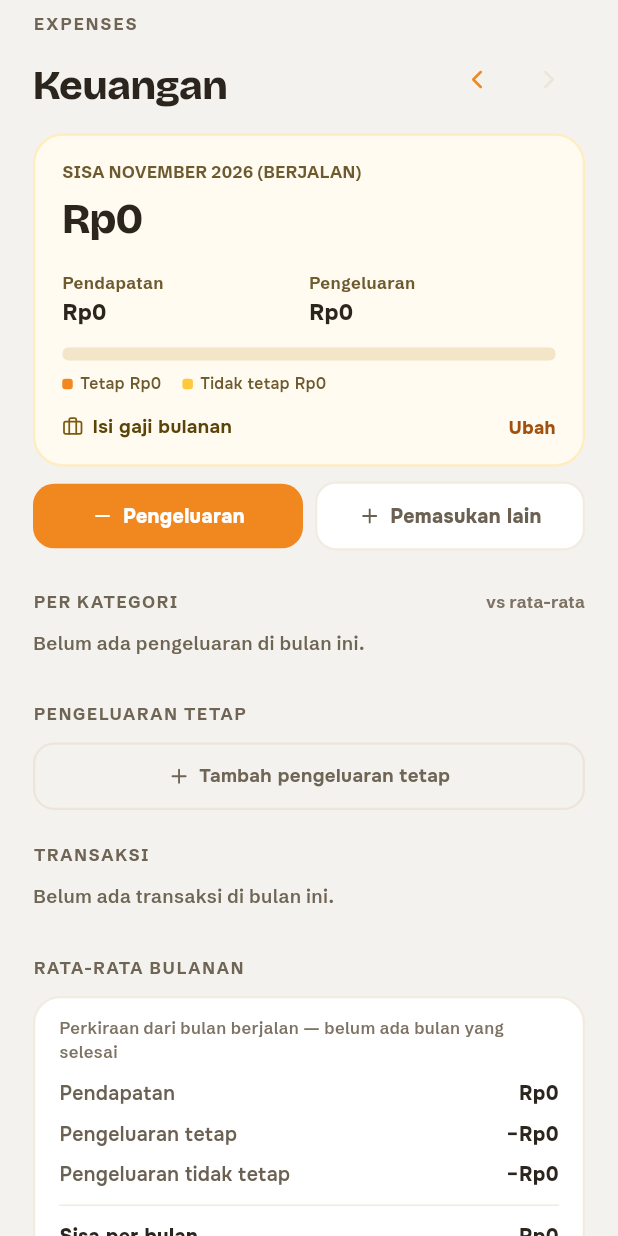
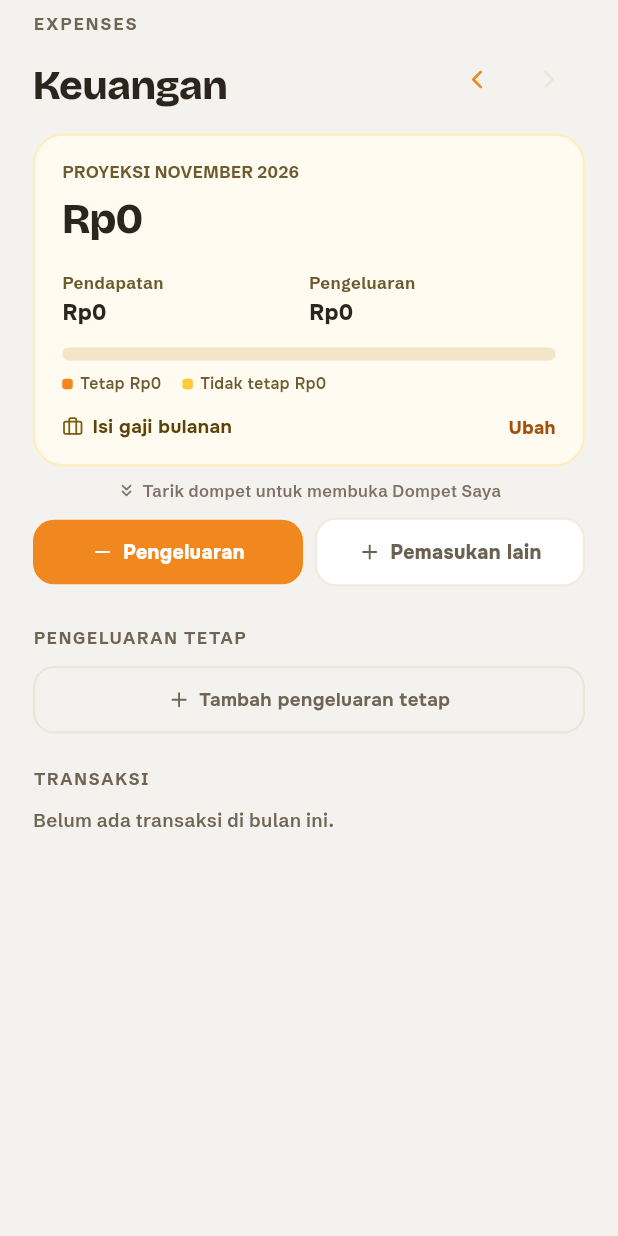
Before and after one commit to itsraziqsm/Daily-Track-App, a Flutter app: the FinanceTab widget shown alone on an empty page, opened directly, on a phone screen of 412 x 824 dp. Run offline on Flutter 3.47's test engine with Material 3 defaults, Android fonts, the phone set to English and light mode, and no system bars; our stand-ins replace flutter_local_notifications, lucide_icons_flutter, sqflite, timezone; accounts and stored records are empty.

Commit message:
Slim the Keuangan tab; pull the wallet to open Dompet Saya
The tab keeps the wallet card, the expense and income buttons, fixed
expenses, and transactions. Spending per category, the monthly
averages, and the savings balance with its projection move to a new
Dompet Saya screen, which opens with the real savings balance.

To reach it, pull the wallet down: the list bounces like
pull-to-refresh, the wallet drops away from the header, and a hint
turns from "Tarik" to "Lepaskan" past the threshold (with a haptic
tick). Releasing there springs it back and reveals a Dompet Saya
button under the card; the button hides again once used. A small line
under the card says the wallet can be pulled.

The wallet's label for the running month reads "Proyeksi <bulan>";
months already over keep "Sisa <bulan>", since their remainder is
final.

Verified on Flutter 3.41.6 and 3.47.7: analyze, and 41 tests; the
screen test drives the pull gesture (hint, no early reveal, button on
release, hidden after use) and the Dompet Saya page in light and dark.

Co-Authored-By: Claude Opus 5.5 <noreply@anthropic.com>
Claude-Session: https://claude.ai/code/session_01GGKUG9gwaFgtXdUEMvWaQS

```diff
--- a/lib/screens/finance_tab.dart
+++ b/lib/screens/finance_tab.dart
@@ -1,4 +1,5 @@
 import 'package:flutter/material.dart';
+import 'package:flutter/services.dart';
 import 'package:intl/intl.dart';
 import 'package:lucide_icons_flutter/lucide_icons.dart';
 import 'package:provider/provider.dart';
@@ -8,7 +9,8 @@ import '../providers/finance_provider.dart';
 import '../theme/app_theme.dart';
 import '../utils/number_format.dart';
 import '../widgets/finance_sheets.dart';
-import '../widgets/target_card.dart' show TargetProgressBar;
+import '../widgets/section_parts.dart';
+import 'wallet_screen.dart';
 
 /// Tab "Keuangan" — pendapatan dan pengeluaran per bulan, rata-rata
 /// historisnya, saldo tabungan, dan proyeksi tabungan per tahun.
@@ -22,6 +24,51 @@ class FinanceTab extends StatefulWidget {
 class _FinanceTabState extends State<FinanceTab> {
   Month? _month;
 
+  /// Jarak tarik (overscroll di puncak daftar) agar tombol Dompet Saya
+  /// muncul saat dilepas.
+  static const _pullThreshold = 80.0;
+
+  double _pull = 0;
+  bool _armed = false;
+  bool _walletButton = false;
+
+  /// Daftar yang ditarik melewati puncaknya (bounce) menggeser dompet turun.
+  /// Melepasnya setelah melewati ambang memunculkan tombol Dompet Saya.
+  bool _onScroll(ScrollNotification n) {
+    if (n.depth != 0) return false;
+    if (n is ScrollUpdateNotification) {
+      final pull = (-n.metrics.pixels).clamp(0.0, 400.0);
+      if (n.dragDetails != null) {
+        final armed = pull >= _pullThreshold;
+        if (armed && !_armed) HapticFeedback.selectionClick();
+        setState(() {
+          _pull = pull;
+          _armed = armed;
+        });
+      } else {
+        if (_armed) _reveal();
+        if (pull != _pull) setState(() => _pull = pull);
+      }
+    } else if (n is ScrollEndNotification) {
+      if (_armed) _reveal();
+      if (_pull != 0) setState(() => _pull = 0);
+    }
+    return false;
+  }
+
+  void _reveal() {
+    HapticFeedback.mediumImpact();
+    setState(() {
+      _armed = false;
+      _walletButton = true;
+    });
+  }
+
+  void _openWallet(Month month) {
+    setState(() => _walletButton = false);
+    Navigator.of(context).push(MaterialPageRoute(builder: (_) => WalletScreen(month: month)));
+  }
+
   @override
   Widget build(BuildContext context) {
     final c = AppColors.of(context);
@@ -30,8 +77,6 @@ class _FinanceTabState extends State<FinanceTab> {
     final month = _month ?? current;
     final isCurrent = month == current;
     final summary = finance.summaryOf(month);
-    final avg = finance.average;
-    final categories = finance.byCategory(month).entries.toList()..sort((a, b) => b.value.compareTo(a.value));
     final entries = [
       ...finance.entriesIn(month, kind: FinanceEntryKind.expense),
       ...finance.entriesIn(month, kind: FinanceEntryKind.income),
@@ -44,7 +89,13 @@ class _FinanceTabState extends State<FinanceTab> {
     final now = finance.today;
     final newEntryDate = isCurrent ? now : month.start;
 
-    return ListView(
+    // Dompet turun lebih jauh dari isi lainnya saat ditarik, seperti ketapel.
+    final drop = _pull * 0.6;
+
+    return NotificationListener<ScrollNotification>(
+      onNotification: _onScroll,
+      child: ListView(
+        physics: const BouncingScrollPhysics(parent: AlwaysScrollableScrollPhysics()),
         padding: const EdgeInsets.fromLTRB(22, 8, 22, 26),
         children: [
           Text('EXPENSES', style: TextStyle(fontFamily: AppFonts.subtitle, fontSize: 11, fontWeight: FontWeight.w700, letterSpacing: 1.4, color: c.inkMuted)),
@@ -67,7 +118,12 @@ class _FinanceTabState extends State<FinanceTab> {
               ),
             ],
           ),
-        const SizedBox(height: 12),
+          SizedBox(
+            height: 12 + drop,
+            child: drop < 18
+                ? null
+                : _PullHint(armed: _armed, progress: (_pull / _pullThreshold).clamp(0.0, 1.0)),
+          ),
           _SummaryCard(
             monthLabel: monthLabel[0].toUpperCase() + monthLabel.substring(1),
             summary: summary,
@@ -79,6 +135,30 @@ class _FinanceTabState extends State<FinanceTab> {
               subtitle: 'Berlaku mulai bulan ini sampai diubah lagi. Bulan-bulan sebelumnya tetap memakai gaji lama.',
               initial: finance.currentSalary,
               onSave: finance.setSalary,
+            ),
+          ),
+          AnimatedSize(
+            duration: const Duration(milliseconds: 280),
+            curve: Curves.easeOutBack,
+            alignment: Alignment.topCenter,
+            child: _walletButton
+                ? Padding(
+                    padding: const EdgeInsets.only(top: 10),
+                    child: _WalletButton(onTap: () => _openWallet(month)),
+                  )
+                : Padding(
+                    padding: const EdgeInsets.only(top: 8),
+                    child: Row(
+                      mainAxisAlignment: MainAxisAlignment.center,
+                      children: [
+                        Icon(LucideIcons.chevronsDown, size: 13, color: c.inkMuted2),
+                        const SizedBox(width: 4),
+                        Text(
+                          'Tarik dompet untuk membuka Dompet Saya',
+                          style: TextStyle(fontFamily: AppFonts.subtitle, fontSize: 11, fontWeight: FontWeight.w600, color: c.inkMuted2),
+                        ),
+                      ],
+                    ),
                   ),
           ),
           const SizedBox(height: 10),
@@ -103,17 +183,7 @@ class _FinanceTabState extends State<FinanceTab> {
             ],
           ),
           const SizedBox(height: 26),
-        _Section('PER KATEGORI', trailing: avg.months > 0 ? 'vs rata-rata' : null),
-        if (categories.isEmpty) const _Hint('Belum ada pengeluaran di bulan ini.'),
-        for (final e in categories)
-          _CategoryRow(
-            category: e.key,
-            amount: e.value,
-            max: categories.first.value,
-            average: avg.byCategory[e.key] ?? 0,
-          ),
-        const SizedBox(height: 22),
-        _Section('PENGELUARAN TETAP', trailing: fixed.isEmpty ? null : formatRupiah(summary.fixedExpense)),
+          SectionLabel('PENGELUARAN TETAP', trailing: fixed.isEmpty ? null : formatRupiah(summary.fixedExpense)),
           for (final r in fixed)
             _Row(
               leading: r.category,
@@ -124,10 +194,10 @@ class _FinanceTabState extends State<FinanceTab> {
           if (isCurrent)
             _AddRow(label: 'Tambah pengeluaran tetap', onTap: () => showRecurringSheet(context))
           else if (fixed.isEmpty)
-          const _Hint('Tidak ada pengeluaran tetap di bulan ini.'),
+            const SectionHint('Tidak ada pengeluaran tetap di bulan ini.'),
           const SizedBox(height: 22),
-        _Section('TRANSAKSI', trailing: entries.isEmpty ? null : '${entries.length} catatan'),
-        if (entries.isEmpty) const _Hint('Belum ada transaksi di bulan ini.'),
+          SectionLabel('TRANSAKSI', trailing: entries.isEmpty ? null : '${entries.length} catatan'),
+          if (entries.isEmpty) const SectionHint('Belum ada transaksi di bulan ini.'),
           for (final e in entries)
             _Row(
               leading: DateFormat('d MMM', 'id_ID').format(e.date),
@@ -145,13 +215,8 @@ class _FinanceTabState extends State<FinanceTab> {
               positive: e.kind == FinanceEntryKind.income,
               onTap: e.kind == FinanceEntryKind.withdrawal ? null : () => showFinanceEntrySheet(context, kind: e.kind, date: e.date, entry: e),
             ),
-        const SizedBox(height: 22),
-        const _Section('RATA-RATA BULANAN'),
-        _AverageCard(average: avg),
-        const SizedBox(height: 22),
-        const _Section('TABUNGAN'),
-        _SavingsCard(finance: finance),
         ],
+      ),
     );
   }
 }
@@ -186,7 +251,9 @@ class _SummaryCard extends StatelessWidget {
         crossAxisAlignment: CrossAxisAlignment.start,
         children: [
           Text(
-            isCurrent ? 'SISA $monthLabel (BERJALAN)'.toUpperCase() : 'SISA $monthLabel'.toUpperCase(),
+            // Bulan berjalan: perkiraan sisa akhir bulan dari yang sudah
+            // tercatat; bulan yang sudah lewat: sisa sebenarnya.
+            isCurrent ? 'PROYEKSI $monthLabel'.toUpperCase() : 'SISA $monthLabel'.toUpperCase(),
             style: TextStyle(fontFamily: AppFonts.subtitle, fontSize: 11, fontWeight: FontWeight.w700, letterSpacing: 0.3, color: c.yellowInk3),
           ),
           const SizedBox(height: 4),
@@ -334,76 +401,6 @@ class _ActionButton extends StatelessWidget {
   }
 }
 
-class _Section extends StatelessWidget {
-  final String text;
-  final String? trailing;
-  const _Section(this.text, {this.trailing});
-
-  @override
-  Widget build(BuildContext context) {
-    final c = AppColors.of(context);
-    return Padding(
-      padding: const EdgeInsets.only(bottom: 11),
-      child: Row(
-        children: [
-          Expanded(child: Text(text, style: TextStyle(fontFamily: AppFonts.subtitle, fontSize: 11, fontWeight: FontWeight.w700, letterSpacing: 1.2, color: c.inkMuted))),
-          if (trailing != null) Text(trailing!, style: TextStyle(fontFamily: AppFonts.subtitle, fontSize: 11, fontWeight: FontWeight.w700, color: c.inkMuted2)),
-        ],
-      ),
-    );
-  }
-}
-
-class _Hint extends StatelessWidget {
-  final String text;
-  const _Hint(this.text);
-
-  @override
-  Widget build(BuildContext context) {
-    final c = AppColors.of(context);
-    return Padding(
-      padding: const EdgeInsets.only(bottom: 8),
-      child: Text(text, style: TextStyle(fontFamily: AppFonts.subtitle, fontSize: 12.5, fontWeight: FontWeight.w600, color: c.inkMuted)),
-    );
-  }
-}
-
-class _CategoryRow extends StatelessWidget {
-  final String category;
-  final double amount;
-  final double max;
-  final double average;
-  const _CategoryRow({required this.category, required this.amount, required this.max, required this.average});
-
-  @override
-  Widget build(BuildContext context) {
-    final c = AppColors.of(context);
-    return Padding(
-      padding: const EdgeInsets.only(bottom: 12),
-      child: Column(
-        crossAxisAlignment: CrossAxisAlignment.start,
-        children: [
-          Row(
-            crossAxisAlignment: CrossAxisAlignment.baseline,
-            textBaseline: TextBaseline.alphabetic,
-            children: [
-              Expanded(child: Text(category, style: TextStyle(fontSize: 13, fontWeight: FontWeight.w700, color: c.ink))),
-              Text(formatRupiah(amount), style: TextStyle(fontSize: 12.5, fontWeight: FontWeight.w800, color: c.ink)),
-            ],
-          ),
-          const SizedBox(height: 5),
-          TargetProgressBar(fraction: max <= 0 ? 0 : amount / max),
-          const SizedBox(height: 3),
-          Text(
-            average > 0 ? 'Rata-rata ${formatRupiah(average)} / bulan' : 'Belum ada rata-rata',
-            style: TextStyle(fontFamily: AppFonts.subtitle, fontSize: 10.5, fontWeight: FontWeight.w600, color: c.inkMuted2),
-          ),
-        ],
-      ),
-    );
-  }
-}
-
 class _Row extends StatelessWidget {
   final String leading;
   final String title;
@@ -481,126 +478,76 @@ class _AddRow extends StatelessWidget {
   }
 }
 
-class _AverageCard extends StatelessWidget {
-  final MonthlyAverage average;
-  const _AverageCard({required this.average});
+/// Petunjuk yang muncul di celah antara judul dan dompet saat ditarik.
+class _PullHint extends StatelessWidget {
+  final bool armed;
+  final double progress;
+  const _PullHint({required this.armed, required this.progress});
 
   @override
   Widget build(BuildContext context) {
     final c = AppColors.of(context);
-    final a = average;
-    Widget line(String label, String value, {bool strong = false}) => Padding(
-          padding: const EdgeInsets.symmetric(vertical: 4),
+    return Center(
       child: Row(
+        mainAxisSize: MainAxisSize.min,
         children: [
-              Expanded(child: Text(label, style: TextStyle(fontSize: 13, fontWeight: strong ? FontWeight.w800 : FontWeight.w600, color: strong ? c.ink : c.inkMuted3))),
-              Text(value, style: TextStyle(fontSize: 13, fontWeight: FontWeight.w800, color: c.ink)),
-            ],
+          SizedBox(
+            width: 18,
+            height: 18,
+            child: CircularProgressIndicator(
+              value: progress,
+              strokeWidth: 2,
+              color: armed ? c.orange : c.inkMuted2,
+              backgroundColor: c.lineSoft,
             ),
-        );
-    return Container(
-      padding: const EdgeInsets.fromLTRB(16, 12, 16, 12),
-      decoration: BoxDecoration(color: c.card, border: Border.all(color: c.line, width: 1.5), borderRadius: BorderRadius.circular(18)),
-      child: Column(
-        crossAxisAlignment: CrossAxisAlignment.start,
-        children: [
+          ),
+          const SizedBox(width: 8),
           Text(
-            a.provisional ? 'Perkiraan dari bulan berjalan — belum ada bulan yang selesai' : 'Dari ${a.months} bulan yang sudah selesai',
-            style: TextStyle(fontFamily: AppFonts.subtitle, fontSize: 11, fontWeight: FontWeight.w600, color: c.inkMuted2),
+            armed ? 'Lepaskan untuk Dompet Saya' : 'Tarik untuk Dompet Saya',
+            style: TextStyle(fontFamily: AppFonts.subtitle, fontSize: 12, fontWeight: FontWeight.w700, color: armed ? c.orangeChipInk : c.inkMuted),
           ),
-          const SizedBox(height: 6),
-          line('Pendapatan', formatRupiah(a.income)),
-          line('Pengeluaran tetap', '−${formatRupiah(a.fixedExpense)}'),
-          line('Pengeluaran tidak tetap', '−${formatRupiah(a.variableExpense)}'),
-          Divider(height: 14, color: c.line),
-          line('Sisa per bulan', formatRupiah(a.surplus), strong: true),
         ],
       ),
     );
   }
 }
 
-class _SavingsCard extends StatelessWidget {
-  final FinanceProvider finance;
-  const _SavingsCard({required this.finance});
+class _WalletButton extends StatelessWidget {
+  final VoidCallback onTap;
+  const _WalletButton({required this.onTap});
 
   @override
   Widget build(BuildContext context) {
     final c = AppColors.of(context);
-    final balance = finance.balance;
-    final running = finance.summaryOf(finance.currentMonth).surplus;
-    final projection = finance.projection();
-    final perMonth = finance.average.surplus;
-    final maxBalance = projection.map((p) => p.balance).fold(balance, (a, b) => a > b ? a : b);
-
-    return Container(
-      padding: const EdgeInsets.fromLTRB(16, 14, 16, 14),
-      decoration: BoxDecoration(color: c.card, border: Border.all(color: c.line, width: 1.5), borderRadius: BorderRadius.circular(18)),
-      child: Column(
-        crossAxisAlignment: CrossAxisAlignment.start,
+    return GestureDetector(
+      onTap: onTap,
+      behavior: HitTestBehavior.opaque,
+      child: Container(
+        padding: const EdgeInsets.symmetric(horizontal: 16, vertical: 13),
+        decoration: BoxDecoration(
+          color: c.card,
+          border: Border.all(color: c.yellow, width: 1.5),
+          borderRadius: BorderRadius.circular(16),
+        ),
+        child: Row(
           children: [
-          Row(
-            crossAxisAlignment: CrossAxisAlignment.start,
-            children: [
+            Icon(LucideIcons.wallet, size: 18, color: c.yellowInk2),
+            const SizedBox(width: 10),
             Expanded(
               child: Column(
                 crossAxisAlignment: CrossAxisAlignment.start,
                 children: [
-                    Text('Saldo saat ini', style: TextStyle(fontFamily: AppFonts.subtitle, fontSize: 11, fontWeight: FontWeight.w700, color: c.inkMuted)),
-                    const SizedBox(height: 2),
-                    Text(formatRupiah(balance), style: TextStyle(fontFamily: AppFonts.title, fontSize: 22, fontWeight: FontWeight.w800, letterSpacing: -0.5, color: c.ink)),
+                  Text('Dompet Saya', style: TextStyle(fontSize: 14, fontWeight: FontWeight.w800, color: c.ink)),
                   Text(
-                      'S.d. akhir bulan lalu · bulan ini ${running >= 0 ? '+' : ''}${formatRupiah(running)} berjalan',
-                      style: TextStyle(fontFamily: AppFonts.subtitle, fontSize: 11, fontWeight: FontWeight.w600, color: c.inkMuted2),
+                    'Tabungan, proyeksi, per kategori, rata-rata',
+                    style: TextStyle(fontFamily: AppFonts.subtitle, fontSize: 11, fontWeight: FontWeight.w600, color: c.inkMuted),
                   ),
                 ],
               ),
             ),
-              GestureDetector(
-                onTap: () => showAmountSheet(
-                  context,
-                  title: 'Saldo tabungan',
-                  subtitle: 'Isi saldo tabungan nyata saat ini. Sisa tiap bulan berikutnya akan ditambahkan otomatis.',
-                  initial: balance,
-                  onSave: finance.setBalance,
-                ),
-                child: Container(
-                  padding: const EdgeInsets.symmetric(horizontal: 11, vertical: 7),
-                  decoration: BoxDecoration(color: c.rowBg, border: Border.all(color: c.line), borderRadius: BorderRadius.circular(11)),
-                  child: Text('Atur saldo', style: TextStyle(fontSize: 12, fontWeight: FontWeight.w800, color: c.ink)),
-                ),
-              ),
+            Icon(LucideIcons.chevronRight, size: 18, color: c.inkMuted2),
           ],
         ),
-          const SizedBox(height: 16),
-          Text(
-            'PROYEKSI AKHIR TAHUN',
-            style: TextStyle(fontFamily: AppFonts.subtitle, fontSize: 10.5, fontWeight: FontWeight.w700, letterSpacing: 1, color: c.inkMuted),
-          ),
-          const SizedBox(height: 3),
-          Text(
-            perMonth > 0
-                ? 'Bila sisa tetap ${formatRupiah(perMonth)} per bulan seperti rata-rata selama ini'
-                : 'Dengan rata-rata saat ini sisa per bulan ${formatRupiah(perMonth)}, jadi tabungan tidak bertambah',
-            style: TextStyle(fontFamily: AppFonts.subtitle, fontSize: 11, fontWeight: FontWeight.w600, color: c.inkMuted2, height: 1.35),
-          ),
-          const SizedBox(height: 10),
-          for (final p in projection)
-            Padding(
-              padding: const EdgeInsets.only(bottom: 8),
-              child: Row(
-                children: [
-                  SizedBox(width: 44, child: Text('${p.year}', style: TextStyle(fontSize: 12.5, fontWeight: FontWeight.w800, color: c.ink))),
-                  Expanded(child: TargetProgressBar(fraction: maxBalance <= 0 ? 0 : p.balance / maxBalance)),
-                  const SizedBox(width: 10),
-                  SizedBox(
-                    width: 86,
-                    child: Text(formatRupiahShort(p.balance), textAlign: TextAlign.right, style: TextStyle(fontSize: 12.5, fontWeight: FontWeight.w800, color: c.ink)),
-                  ),
-                ],
-              ),
-            ),
-        ],
       ),
     );
   }
--- /dev/null
+++ b/lib/widgets/section_parts.dart
@@ -0,0 +1,40 @@
+import 'package:flutter/material.dart';
+
+import '../theme/app_theme.dart';
+
+// Label bagian dan teks petunjuk untuk layar-layar Keuangan.
+
+class SectionLabel extends StatelessWidget {
+  final String text;
+  final String? trailing;
+  const SectionLabel(this.text, {super.key, this.trailing});
+
+  @override
+  Widget build(BuildContext context) {
+    final c = AppColors.of(context);
+    return Padding(
+      padding: const EdgeInsets.only(bottom: 11),
+      child: Row(
+        children: [
+          Expanded(child: Text(text, style: TextStyle(fontFamily: AppFonts.subtitle, fontSize: 11, fontWeight: FontWeight.w700, letterSpacing: 1.2, color: c.inkMuted))),
+          if (trailing != null) Text(trailing!, style: TextStyle(fontFamily: AppFonts.subtitle, fontSize: 11, fontWeight: FontWeight.w700, color: c.inkMuted2)),
+        ],
+      ),
+    );
+  }
+}
+
+
+class SectionHint extends StatelessWidget {
+  final String text;
+  const SectionHint(this.text, {super.key});
+
+  @override
+  Widget build(BuildContext context) {
+    final c = AppColors.of(context);
+    return Padding(
+      padding: const EdgeInsets.only(bottom: 8),
+      child: Text(text, style: TextStyle(fontFamily: AppFonts.subtitle, fontSize: 12.5, fontWeight: FontWeight.w600, color: c.inkMuted)),
+    );
+  }
+}
```
Also changed, not shown: lib/screens/wallet_screen.dart (added, +221 -0 lines), 2 other files. Lines whose indentation alone changed are shown as unchanged.
